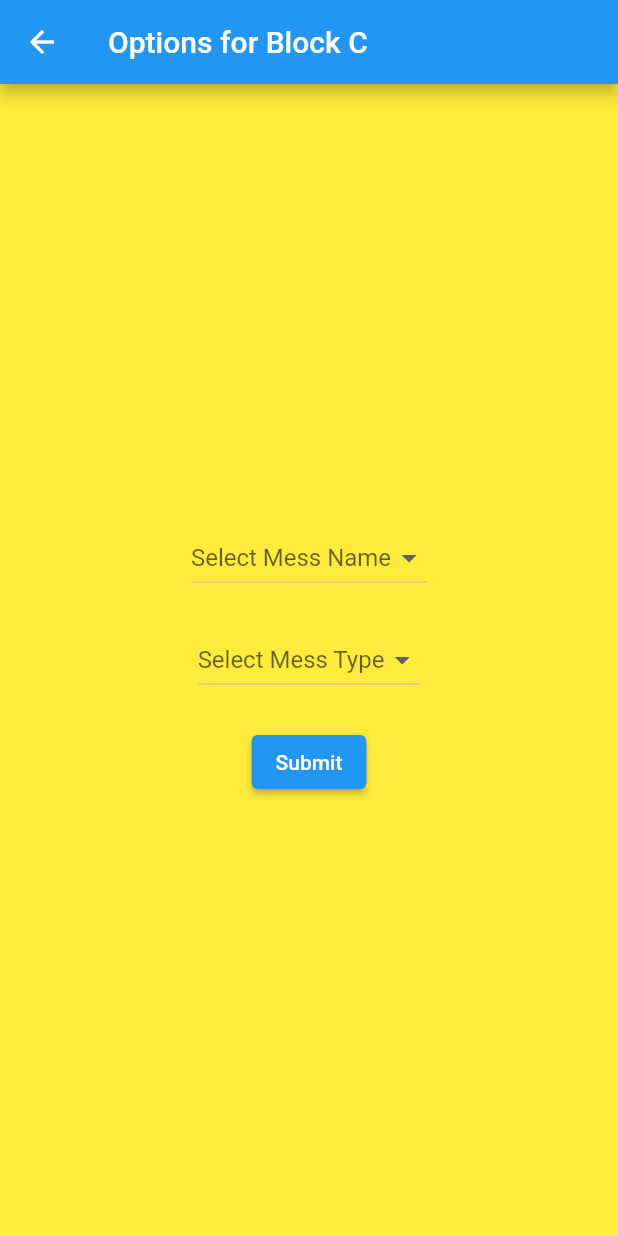
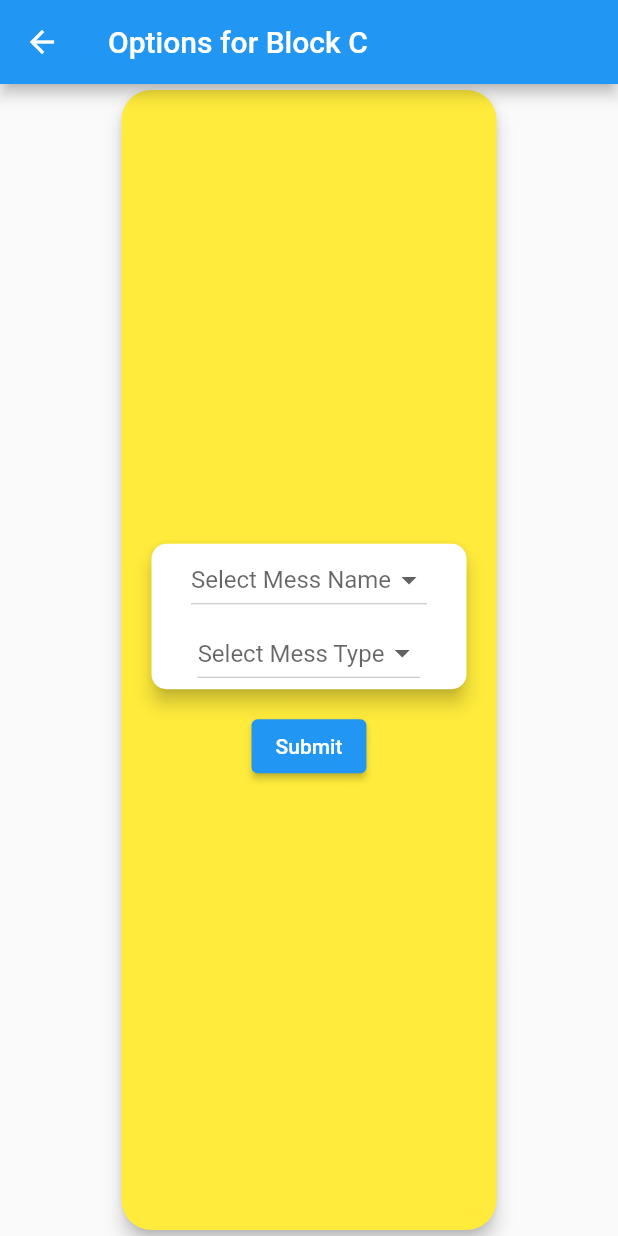
Before and after one commit to me-a-coder/unmessify, a Flutter app: the OptionScreenC screen opened directly, after a tap on "Submit", on a phone screen of 412 x 824 dp. Run offline on Flutter 3.47's test engine with Material 2 defaults, Android fonts, the light colour scheme and no system bars.

Commit message:
Block C options

```diff
--- a/lib/main.dart
+++ b/lib/main.dart
@@ -385,12 +385,31 @@
       appBar: AppBar(
         title: const Text('Options for Block C'),
       ),
-      body: Container(
+      body: SizedBox(
+        width: double.infinity, // Set width to match the screen width
+        child: Center(
+          child: Card(
+            elevation: 5,
+            shape: RoundedRectangleBorder(
+              borderRadius: BorderRadius.circular(20.0),
+            ),
             color: Colors.yellow,
-        child: Center(
+            child: Container(
+              width: 250,
+              padding: const EdgeInsets.all(16),
               child: Column(
                 mainAxisAlignment: MainAxisAlignment.center,
                 children: <Widget>[
+                  Card(
+                    elevation: 5,
+                    shape: RoundedRectangleBorder(
+                      borderRadius: BorderRadius.circular(10.0),
+                    ),
+                    color: Colors.white,
+                    child: SizedBox(
+                      width: 250,
+                      child: Column(
+                        children: [
                           DropdownButton<String>(
                             value: selectedMess,
                             items: messNames.map((mess) {
@@ -406,7 +425,7 @@
                             },
                             hint: const Text('Select Mess Name'),
                           ),
-              const SizedBox(height: 20),
+                          const SizedBox(height: 1),
                           DropdownButton<String>(
                             value: selectedMessType,
                             items: messTypes.map((type) {
@@ -422,15 +441,21 @@
                             },
                             hint: const Text('Select Mess Type'),
                           ),
-              const SizedBox(height: 20),
+                        ],
+                      ),
+                    ),
+                  ),
+                  const SizedBox(height: 10),
                   ElevatedButton(
                     onPressed: () {
-                  print('Selected Mess Name: $selectedMess');
+                      print('Selected Mess: $selectedMess');
                       print('Selected Mess Type: $selectedMessType');
                     },
                     child: const Text('Submit'),
                   ),
                 ],
+              ),
+            ),
           ),
         ),
       ),
```
Lines whose indentation alone changed are shown as unchanged.
